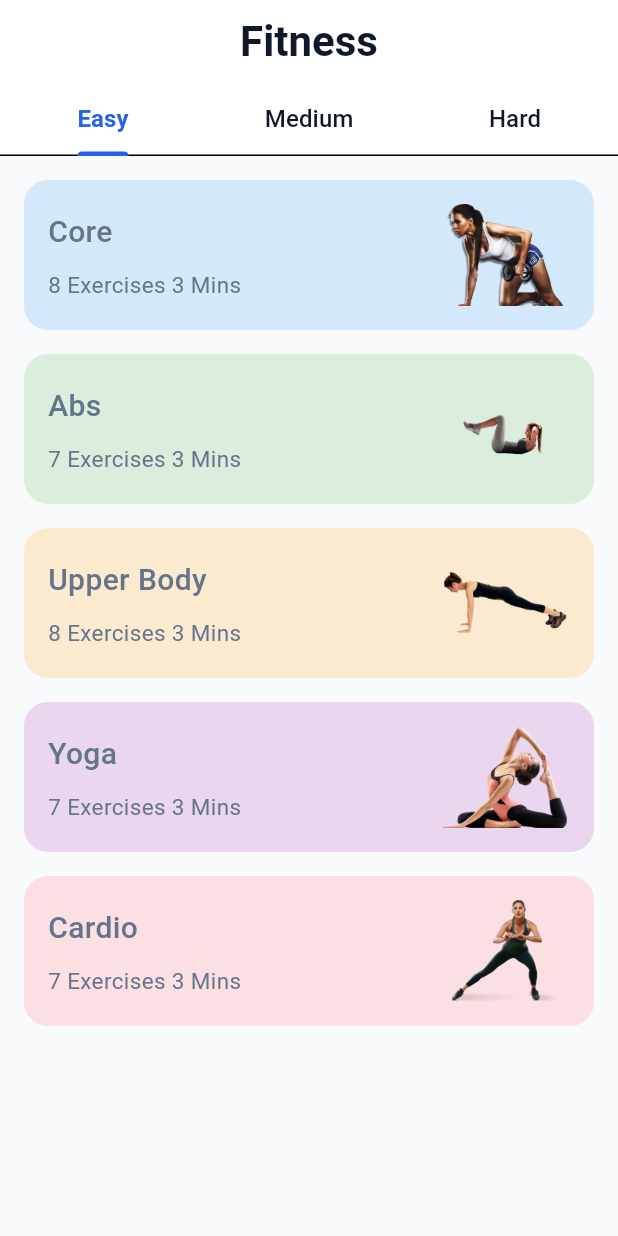
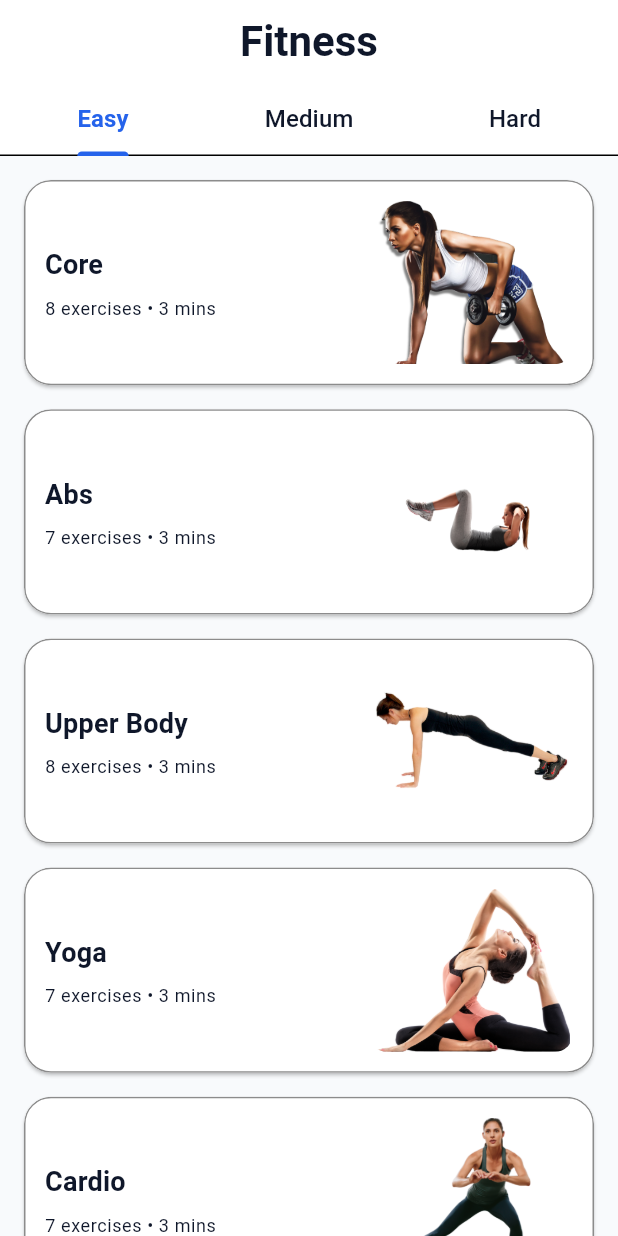
Before and after one commit to anjanaav/CARE-O, a Flutter app: the FitnessScreen screen opened by its route, on a phone screen of 412 x 824 dp. Run offline on Flutter 3.47's test engine with Material 3 defaults, Android fonts, the phone set to English and light mode, and no system bars; our stand-ins replace audioplayers, chewie, cloud_firestore, file_picker, firebase_auth, firebase_core and 7 more; missing offline and left inert: agora_rtc_engine; accounts and stored records are empty; network calls fail.

Commit message:
Fitness Screen

```diff
--- a/lib/widgets/exercise_set_widget.dart
+++ b/lib/widgets/exercise_set_widget.dart
@@ -1,5 +1,3 @@
-// ignore_for_file: use_key_in_widget_constructors
-
 import 'package:careo_new/model/exercise_set.dart';
 import 'package:careo_new/screens/exercise_player_screen.dart';
 import 'package:flutter/material.dart';
@@ -8,44 +6,107 @@ class ExerciseSetWidget extends StatelessWidget {
   final ExerciseSet exerciseSet;
 
   const ExerciseSetWidget({
+    super.key,
     required this.exerciseSet,
   });
 
   @override
-  Widget build(BuildContext context) => GestureDetector(
-        onTap: () => Navigator.of(context).push(MaterialPageRoute(
-          builder: (context) => ExercisePage(exerciseSet: exerciseSet),
-        )),
-        child: Container(
-          padding: const EdgeInsets.all(16),
-          height: 100,
-          decoration: BoxDecoration(
-            color: exerciseSet.color,
-            borderRadius: BorderRadius.circular(16),
-          ),
+  Widget build(BuildContext context) {
+    final theme = Theme.of(context);
+    final colorScheme = theme.colorScheme;
+
+    return Card(
+      margin: EdgeInsets.zero,
+      elevation: 1,
+      color: colorScheme.surfaceContainerLow,
+      clipBehavior: Clip.antiAlias,
+      shape: RoundedRectangleBorder(
+        borderRadius: BorderRadius.circular(18),
+        side: BorderSide(
+          color: colorScheme.outlineVariant.withValues(alpha: 0.45),
+        ),
+      ),
+      child: InkWell(
+        onTap: () {
+          Navigator.of(context).push(
+            MaterialPageRoute(
+              builder: (context) => ExercisePage(
+                exerciseSet: exerciseSet,
+              ),
+            ),
+          );
+        },
+        child: Padding(
+          padding: const EdgeInsets.all(14),
           child: Row(
             children: [
-              Expanded(flex: 3, child: buildText()),
-              Expanded(child: Image.asset(exerciseSet.imageUrl))
+              Expanded(
+                flex: 3,
+                child: _buildText(context),
+              ),
+              const SizedBox(width: 12),
+              Expanded(
+                flex: 2,
+                child: AspectRatio(
+                  aspectRatio: 1.25,
+                  child: ClipRRect(
+                    borderRadius: BorderRadius.circular(12),
+                    child: Image.asset(
+                      exerciseSet.imageUrl,
+                      fit: BoxFit.contain,
+                      alignment: Alignment.center,
+                      errorBuilder: (context, error, stackTrace) {
+                        return Container(
+                          color: colorScheme.surfaceContainerHighest,
+                          alignment: Alignment.center,
+                          child: Icon(
+                            Icons.fitness_center,
+                            size: 36,
+                            color: colorScheme.primary,
+                          ),
+                        );
+                      },
+                    ),
+                  ),
+                ),
+              ),
             ],
           ),
         ),
-      );
+      ),
+    );
+  }
 
-  Widget buildText() {
-    final exercises = exerciseSet.exercises.length;
+  Widget _buildText(BuildContext context) {
+    final theme = Theme.of(context);
+    final colorScheme = theme.colorScheme;
+
+    final exerciseCount = exerciseSet.exercises.length;
     final minutes = exerciseSet.totalDuration;
 
     return Column(
+      mainAxisSize: MainAxisSize.min,
       crossAxisAlignment: CrossAxisAlignment.start,
       mainAxisAlignment: MainAxisAlignment.center,
       children: [
         Text(
           exerciseSet.name,
-          style: TextStyle(fontWeight: FontWeight.w500, fontSize: 20),
+          maxLines: 2,
+          overflow: TextOverflow.ellipsis,
+          style: theme.textTheme.titleMedium?.copyWith(
+            fontWeight: FontWeight.w700,
+            color: colorScheme.onSurface,
+          ),
         ),
-        SizedBox(height: 10),
-        Text('$exercises Exercises $minutes Mins'),
+        const SizedBox(height: 8),
+        Text(
+          '$exerciseCount exercises • $minutes mins',
+          maxLines: 2,
+          overflow: TextOverflow.ellipsis,
+          style: theme.textTheme.bodySmall?.copyWith(
+            color: colorScheme.onSurfaceVariant,
+          ),
+        ),
       ],
     );
   }
```
